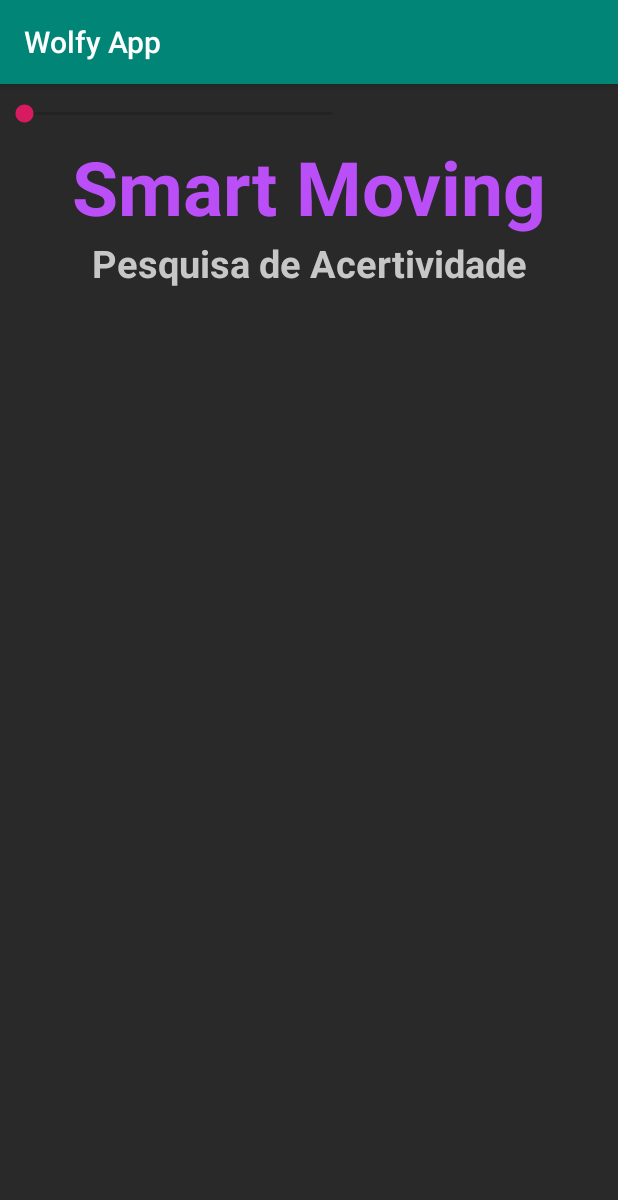
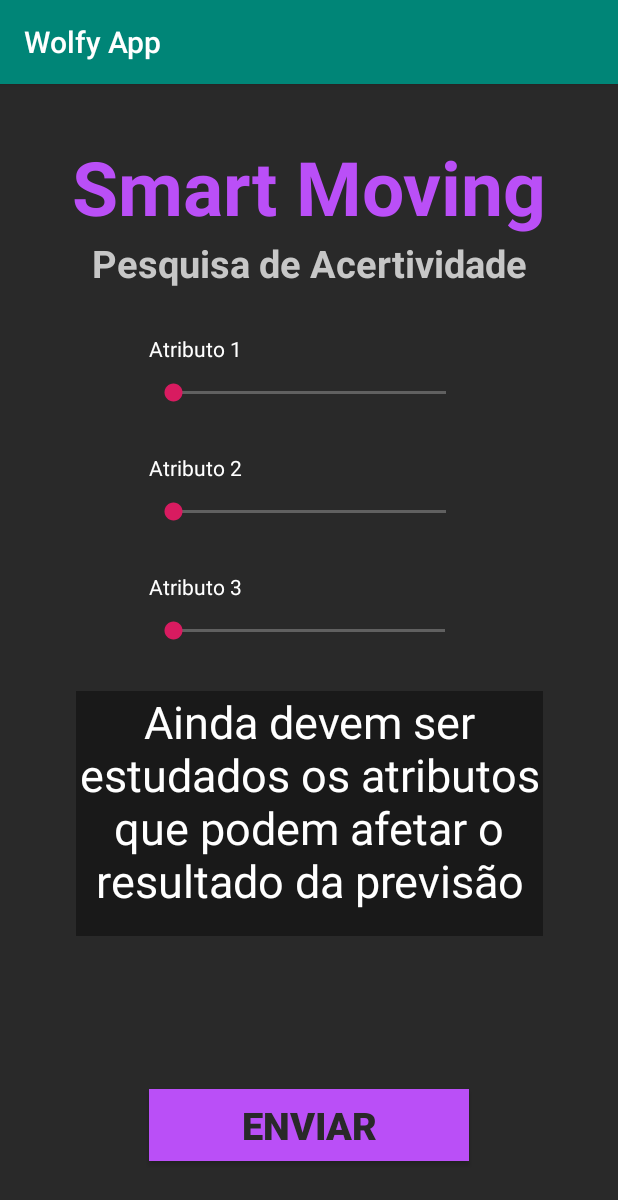
Before and after one commit to 2904nando/WolfyApp_SmartMoving, an Android app: the PesquisaActivity screen opened directly, with no data from a screen before it, on a phone screen of 412 x 824 dp. Shown: the top 1200 px of the screen. Run offline under Robolectric (Android 15) with nearby library versions, the phone set to English and light mode, and no system bars.

Commit message:
Melhorias tela de pesquisa final.

```diff
--- a/app/src/main/res/layout/activity_pesquisa.xml
+++ b/app/src/main/res/layout/activity_pesquisa.xml
@@ -36,12 +36,108 @@
         app:layout_constraintStart_toStartOf="parent"
         app:layout_constraintTop_toBottomOf="@+id/textView7" />
 
+    <TextView
+        android:id="@+id/textView2"
+        android:layout_width="wrap_content"
+        android:layout_height="wrap_content"
+        android:layout_marginStart="99dp"
+        android:layout_marginTop="30dp"
+        android:text="Atributo 1"
+        android:textColor="#FFFFFF"
+        app:layout_constraintBottom_toTopOf="@+id/seekBar2"
+        app:layout_constraintStart_toStartOf="parent"
+        app:layout_constraintTop_toBottomOf="@+id/textView6" />
+
     <SeekBar
         android:id="@+id/seekBar2"
-        android:layout_width="237dp"
+        android:layout_width="214dp"
         android:layout_height="40dp"
-        android:progressTint="#00F15050"
-        tools:layout_editor_absoluteX="79dp"
-        tools:layout_editor_absoluteY="223dp" />
+        android:layout_marginStart="99dp"
+
+        android:layout_marginEnd="99dp"
+        android:progressBackgroundTint="#FFFFFF"
+        app:layout_constraintEnd_toEndOf="parent"
+        app:layout_constraintHorizontal_bias="0.0"
+        app:layout_constraintStart_toStartOf="parent"
+        app:layout_constraintTop_toBottomOf="@+id/textView2" />
+
+    <TextView
+        android:id="@+id/textView3"
+        android:layout_width="wrap_content"
+        android:layout_height="wrap_content"
+        android:layout_marginStart="99dp"
+        android:layout_marginTop="20dp"
+        android:text="Atributo 2"
+        android:textColor="#FFFFFF"
+        app:layout_constraintStart_toStartOf="parent"
+        app:layout_constraintTop_toBottomOf="@+id/seekBar2" />
+
+    <SeekBar
+        android:id="@+id/seekBar"
+        android:layout_width="214dp"
+        android:layout_height="40dp"
+
+        android:layout_marginStart="99dp"
+        android:layout_marginEnd="99dp"
+        android:progressBackgroundTint="#FFFFFF"
+        app:layout_constraintEnd_toEndOf="parent"
+        app:layout_constraintHorizontal_bias="0.0"
+        app:layout_constraintStart_toStartOf="parent"
+        app:layout_constraintTop_toBottomOf="@+id/textView3" />
+
+    <TextView
+        android:id="@+id/textView4"
+        android:layout_width="wrap_content"
+        android:layout_height="wrap_content"
+        android:layout_marginStart="99dp"
+        android:layout_marginTop="20dp"
+        android:text="Atributo 3"
+        android:textColor="#FFFFFF"
+        app:layout_constraintStart_toStartOf="parent"
+        app:layout_constraintTop_toBottomOf="@+id/seekBar" />
+
+    <SeekBar
+        android:id="@+id/seekBar3"
+        android:layout_width="0dp"
+        android:layout_height="40dp"
+        android:layout_marginStart="99dp"
+        android:layout_marginEnd="99dp"
+        android:progressBackgroundTint="#FFFFFF"
+        app:layout_constraintEnd_toEndOf="parent"
+        app:layout_constraintStart_toStartOf="parent"
+        app:layout_constraintTop_toBottomOf="@+id/textView4" />
+
+    <TextView
+        android:id="@+id/textView"
+        android:layout_width="311dp"
+        android:layout_height="163dp"
+        android:layout_marginStart="10dp"
+        android:layout_marginTop="20dp"
+        android:layout_marginEnd="10dp"
+        android:background="#191919"
+        android:text="Ainda devem ser estudados os atributos que podem afetar o resultado da previsão"
+        android:textAlignment="center"
+        android:textColor="#FFFFFF"
+        android:textSize="30dp"
+        app:layout_constraintEnd_toEndOf="parent"
+        app:layout_constraintStart_toStartOf="parent"
+        app:layout_constraintTop_toBottomOf="@+id/seekBar3" />
+
+    <Button
+        android:id="@+id/btn_finalizar"
+        android:layout_width="213dp"
+        android:layout_height="0dp"
+        android:layout_marginStart="99dp"
+        android:layout_marginEnd="99dp"
+        android:layout_marginBottom="50dp"
+        android:background="#ba4ff7"
+        android:text="Enviar"
+        android:textColor="#292929"
+        android:textSize="25dp"
+        android:textStyle="bold"
+        app:layout_constraintBottom_toBottomOf="parent"
+        app:layout_constraintEnd_toEndOf="parent"
+        app:layout_constraintStart_toStartOf="parent" />
+
 
 </androidx.constraintlayout.widget.ConstraintLayout>
```
